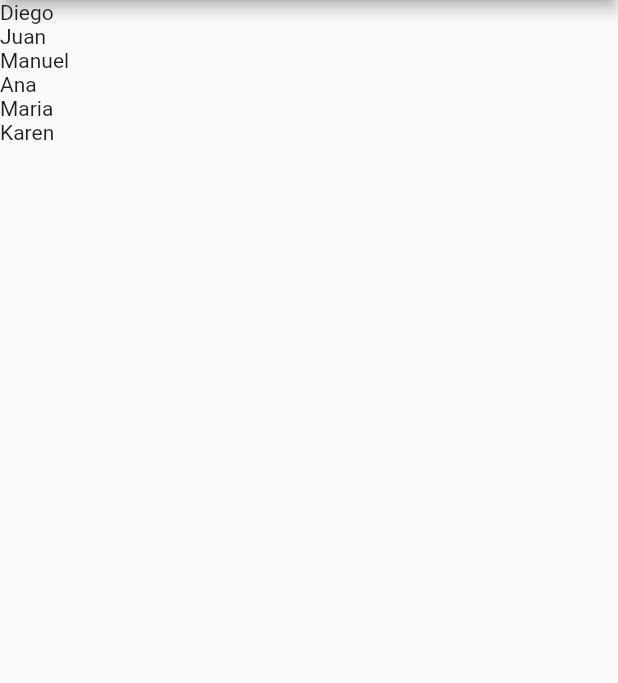
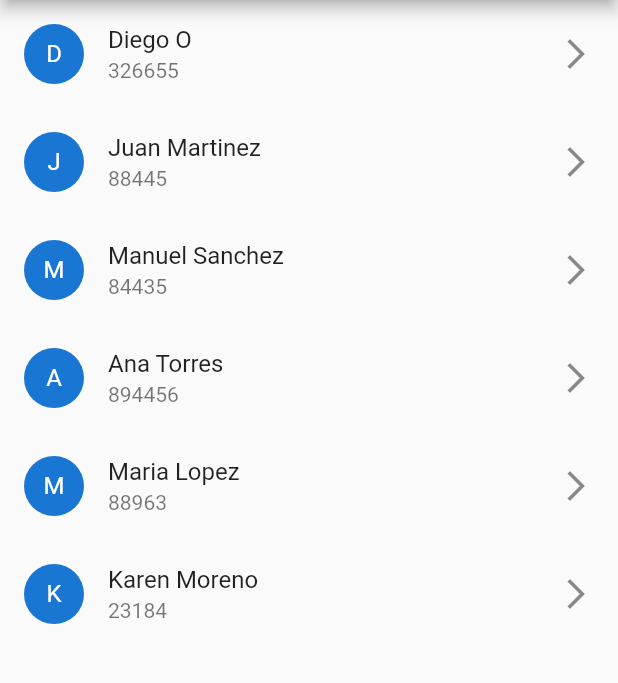
Before and after one commit to DiegoGustavoMO/listas, a Flutter app: the screen it shows after launch, on a phone screen of 412 x 824 dp, the part 84-767 px from its top. Run offline on Flutter 3.47's test engine with Material 2 defaults, Android fonts, the phone set to English and light mode, and no system bars.

Commit message:
lista de personas

```diff
--- a/lib/main.dart
+++ b/lib/main.dart
@@ -43,7 +43,24 @@ class _MyAppState extends State<MyApp> {
                 //itemBuilder es un constructor de items
                 //por cada llamado del builder (constructor) varia el index , index seria el tipico i en un for
                 itemBuilder: (context, index) {
-                  return Text(_personas[index].nombre);
+                  //un ListTile es un elemento de lista y trae propiedades para listas
+                  return ListTile(
+                    //ontap propiedad para hacer algo al pasar por un elemento
+                    //onlongpress para hacer algo manteniendo presionado sobre el elemento
+                    onLongPress: () {
+                      print(_personas[index].nombre);
+                    },
+                    title: Text(_personas[index].nombre +
+                        " " +
+                        _personas[index].apellido),
+                    subtitle: Text(_personas[index].telefono),
+                    //leading para colocar un icono asociado a los items de la la lista al principio
+                    leading: CircleAvatar(
+                      child: Text(_personas[index].nombre.substring(0, 1)),
+                    ),
+                    //el trailing es como el leading pero al final
+                    trailing: Icon(Icons.arrow_forward_ios),
+                  );
                 })),
       ),
     );
```
